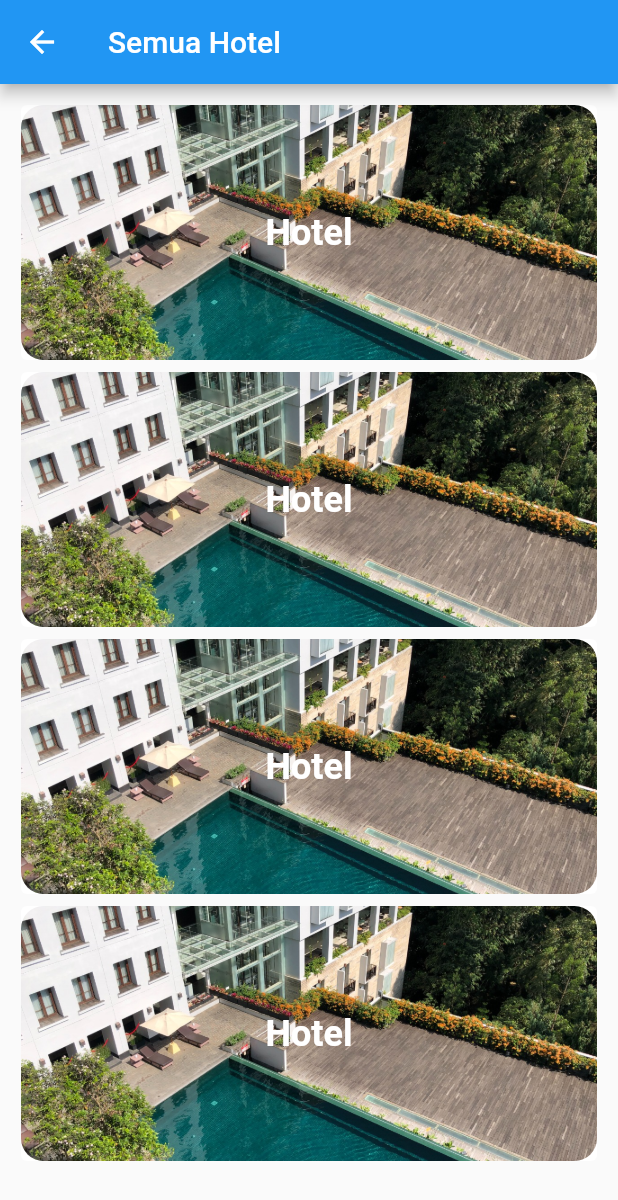
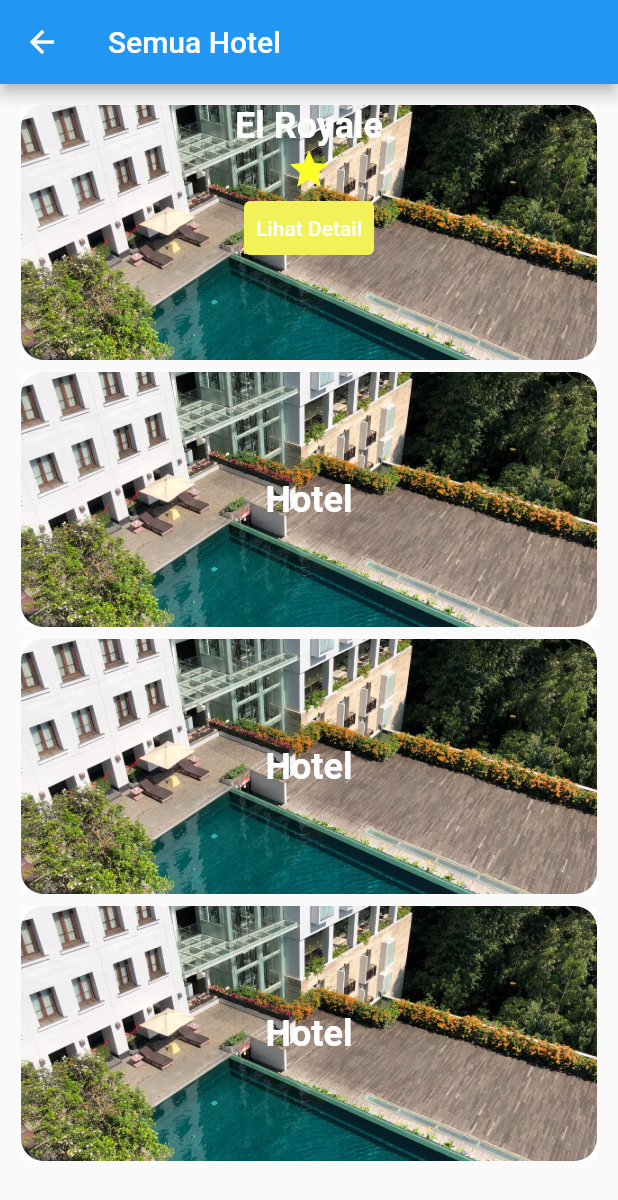
Before and after one commit to dewi-App/frontend, a Flutter app: the HotelPage screen opened directly, on a phone screen of 412 x 824 dp. Shown: the top 1200 px of the screen. Run offline on Flutter 3.47's test engine with Material 2 defaults, Android fonts, the phone set to English and light mode, and no system bars; our stand-ins replace carousel_slider; network calls fail.

Commit message:
update button

```diff
--- a/lib/constants.dart
+++ b/lib/constants.dart
@@ -3,5 +3,5 @@
 class Palette {
   static Color pblue1 = Color.fromRGBO(104, 184, 221, 1);
   static Color pblue2 = Color.fromARGB(255, 42, 128, 168);
-  static Color pyellow = Color(0xffF2F258);
+  static Color pyellow = Color.fromRGBO(242, 242, 88, 1);
 }
--- a/lib/users/hotelpage.dart
+++ b/lib/users/hotelpage.dart
@@ -34,15 +34,37 @@
                             image: DecorationImage(
                                 fit: BoxFit.cover,
                                 image: AssetImage('assets/hotel.jpeg'))),
-                        child: Center(
-                          child: Text(
-                            'Hotel',
+                        child: Column(
+                          children: <Widget>[
+                            Text(
+                              'El Royale',
                               textAlign: TextAlign.center,
                               style: TextStyle(
                                   fontWeight: FontWeight.bold,
                                   fontSize: 24,
                                   color: Colors.white),
                             ),
+                            Icon(Icons.star,
+                                size: 30,
+                                color: Color.fromARGB(255, 251, 255, 37)),
+                            TextButton(
+                              style: TextButton.styleFrom(
+                                  // shape: CircleBorder(
+                                  //   side: BorderSide(
+                                  //       width: 8,
+                                  //       color: Colors.blue.withOpacity(0.3)),
+                                  // ),
+                                  backgroundColor:
+                                      Color.fromRGBO(242, 242, 88, 1)),
+                              onPressed: () {},
+                              child: Text(
+                                "Lihat Detail",
+                                style: TextStyle(
+                                  color: Color.fromARGB(255, 255, 255, 255),
+                                ),
+                              ),
+                            ),
+                          ],
                         ),
                       ),
                     )
```
Lines whose indentation alone changed are shown as unchanged.
